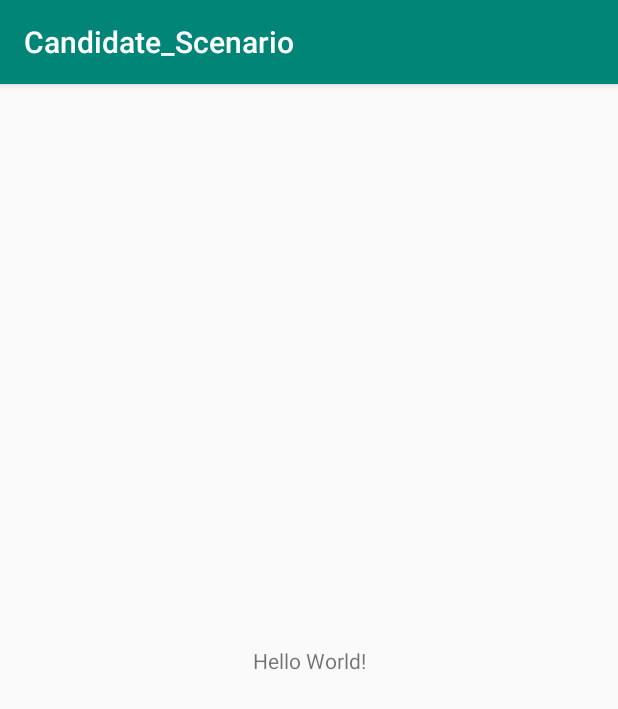
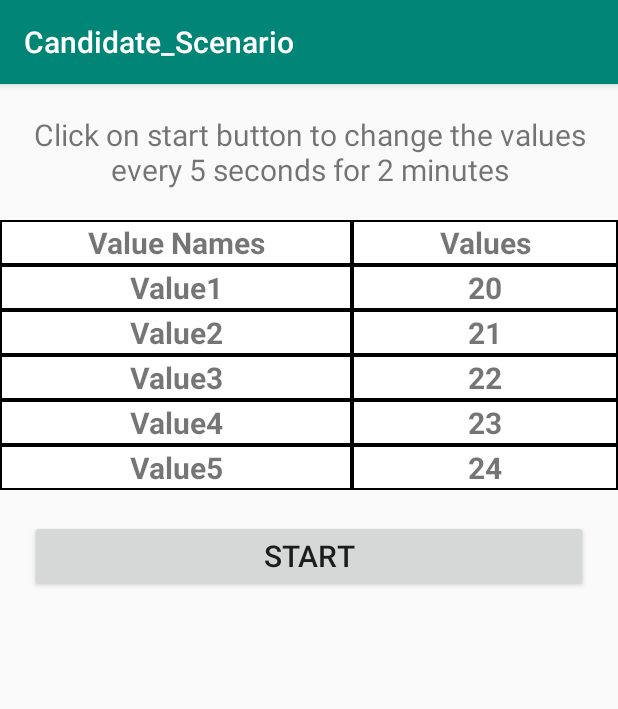
Before and after one commit to Suzzain/Candidate_Scenario_Solution, an Android app: the screen it shows after launch (MainActivity), on a phone screen of 412 x 824 dp. Shown: the top 709 px of the screen. Run offline under Robolectric (Android 15) with nearby library versions, the phone set to English and light mode, and no system bars.

Commit message:
created design of the scenario

```diff
--- a/app/src/main/res/layout/activity_main.xml
+++ b/app/src/main/res/layout/activity_main.xml
@@ -1,18 +1,216 @@
 <?xml version="1.0" encoding="utf-8"?>
-<android.support.constraint.ConstraintLayout xmlns:android="http://schemas.android.com/apk/res/android"
-    xmlns:app="http://schemas.android.com/apk/res-auto"
+<TableLayout xmlns:android="http://schemas.android.com/apk/res/android"
     xmlns:tools="http://schemas.android.com/tools"
     android:layout_width="match_parent"
     android:layout_height="match_parent"
+    android:stretchColumns="0,1"
+    android:layout_gravity="center"
     tools:context=".MainActivity">
 
     <TextView
-        android:layout_width="wrap_content"
+        android:layout_width="match_parent"
         android:layout_height="wrap_content"
-        android:text="Hello World!"
-        app:layout_constraintBottom_toBottomOf="parent"
-        app:layout_constraintLeft_toLeftOf="parent"
-        app:layout_constraintRight_toRightOf="parent"
-        app:layout_constraintTop_toTopOf="parent" />
+        android:text="Click on start button to change the values every 5 seconds for 2 minutes"
+        android:gravity="center"
+        android:textSize="20sp"
+        android:layout_margin="20dp"
+        />
 
-</android.support.constraint.ConstraintLayout>
+    <TableRow
+        android:layout_width="fill_parent"
+        android:layout_height="0dp"
+        android:background="#000000">
+
+        <TextView
+            android:layout_width="match_parent"
+            android:layout_height="match_parent"
+            android:layout_column="0"
+            android:layout_margin="1dp"
+            android:text="Value Names"
+            android:textStyle="bold"
+            android:gravity="center"
+            android:background="#FFFFFF"
+            android:textSize="20sp"
+            />
+        <TextView
+            android:layout_width="wrap_content"
+            android:layout_height="match_parent"
+            android:layout_column="1"
+            android:layout_margin="1dp"
+            android:text="Values"
+            android:textStyle="bold"
+            android:gravity="center"
+            android:background="#FFFFFF"
+            android:textSize="20sp"
+            />
+</TableRow>
+
+    <TableRow
+        android:layout_width="fill_parent"
+        android:layout_height="0dp"
+        android:background="#000000"
+        >
+
+        <TextView
+            android:id="@+id/val1"
+            android:layout_width="match_parent"
+            android:layout_height="match_parent"
+            android:layout_column="0"
+            android:layout_margin="1dp"
+            android:text="Value1"
+            android:textStyle="bold"
+            android:gravity="center"
+            android:background="#FFFFFF"
+            android:textSize="20sp"
+            />
+        <TextView
+            android:layout_width="wrap_content"
+            android:layout_height="match_parent"
+            android:layout_column="1"
+            android:layout_margin="1dp"
+            android:text="20"
+            android:textStyle="bold"
+            android:gravity="center"
+            android:background="#FFFFFF"
+            android:textSize="20sp"
+            />
+
+    </TableRow>
+    <TableRow
+        android:layout_width="fill_parent"
+        android:layout_height="0dp"
+        android:background="#000000"
+        >
+
+        <TextView
+            android:id="@+id/val2"
+            android:layout_width="match_parent"
+            android:layout_height="match_parent"
+            android:layout_column="0"
+            android:layout_margin="1dp"
+            android:text="Value2"
+            android:textStyle="bold"
+            android:gravity="center"
+            android:background="#FFFFFF"
+            android:textSize="20sp"
+            />
+        <TextView
+            android:layout_width="wrap_content"
+            android:layout_height="match_parent"
+            android:layout_column="1"
+            android:layout_margin="1dp"
+            android:text="21"
+            android:textStyle="bold"
+            android:gravity="center"
+            android:background="#FFFFFF"
+            android:textSize="20sp"
+            />
+
+    </TableRow>
+
+    <TableRow
+        android:layout_width="fill_parent"
+        android:layout_height="0dp"
+        android:background="#000000"
+        >
+
+        <TextView
+            android:id="@+id/val3"
+            android:layout_width="match_parent"
+            android:layout_height="match_parent"
+            android:layout_column="0"
+            android:layout_margin="1dp"
+            android:text="Value3"
+            android:textStyle="bold"
+            android:gravity="center"
+            android:background="#FFFFFF"
+            android:textSize="20sp"
+            />
+        <TextView
+            android:layout_width="wrap_content"
+            android:layout_height="match_parent"
+            android:layout_column="1"
+            android:layout_margin="1dp"
+            android:text="22"
+            android:textStyle="bold"
+            android:gravity="center"
+            android:background="#FFFFFF"
+            android:textSize="20sp"
+            />
+
+    </TableRow>
+
+    <TableRow
+        android:layout_width="fill_parent"
+        android:layout_height="0dp"
+        android:background="#000000"
+        >
+
+        <TextView
+            android:id="@+id/val4"
+            android:layout_width="match_parent"
+            android:layout_height="match_parent"
+            android:layout_column="0"
+            android:layout_margin="1dp"
+            android:text="Value4"
+            android:textStyle="bold"
+            android:gravity="center"
+            android:background="#FFFFFF"
+            android:textSize="20sp"
+            />
+        <TextView
+            android:layout_width="wrap_content"
+            android:layout_height="match_parent"
+            android:layout_column="1"
+            android:layout_margin="1dp"
+            android:text="23"
+            android:textStyle="bold"
+            android:gravity="center"
+            android:background="#FFFFFF"
+            android:textSize="20sp"
+            />
+
+    </TableRow>
+
+    <TableRow
+        android:layout_width="fill_parent"
+        android:layout_height="0dp"
+        android:background="#000000"
+        >
+
+        <TextView
+            android:id="@+id/val5"
+            android:layout_width="match_parent"
+            android:layout_height="match_parent"
+            android:layout_column="0"
+            android:layout_margin="1dp"
+            android:text="Value5"
+            android:textStyle="bold"
+            android:gravity="center"
+            android:background="#FFFFFF"
+            android:textSize="20sp"
+            />
+        <TextView
+            android:layout_width="wrap_content"
+            android:layout_height="match_parent"
+            android:layout_column="1"
+            android:layout_margin="1dp"
+            android:text="24"
+            android:textStyle="bold"
+            android:gravity="center"
+            android:background="#FFFFFF"
+            android:textSize="20sp"
+            />
+
+    </TableRow>
+
+    <Button
+            android:id="@+id/btnStart"
+            android:layout_width="match_parent"
+            android:layout_height="wrap_content"
+            android:text="Start"
+            android:textSize="20sp"
+            android:layout_margin="20dp"
+        />
+
+</TableLayout>
```
